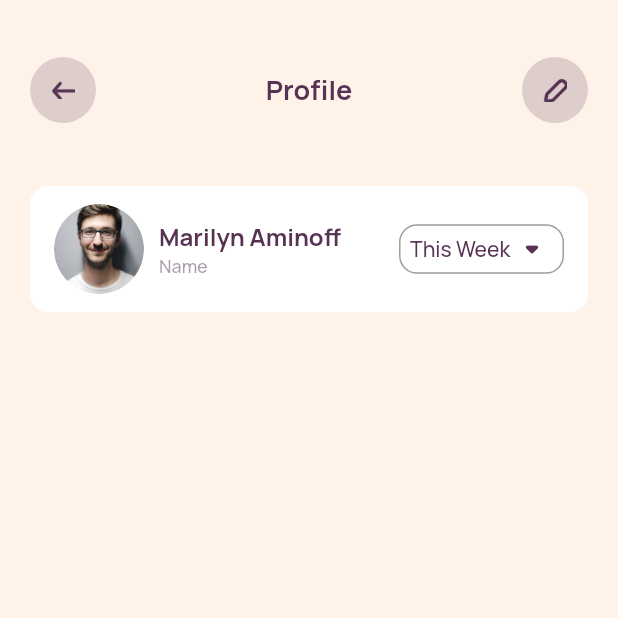
After one commit to Ripat-2345/habit_builder_app, a Flutter app: the ProfileScreen screen opened directly, on a phone screen of 412 x 824 dp, the top half of it. The commit adds this screen. Run offline on Flutter 3.47's test engine with Material 2 defaults, Android fonts, the light colour scheme and no system bars; our stand-ins replace google_fonts, introduction_screen.

Commit message:
creating profile_screen

```diff
--- a/lib/screens/course/course_screen.dart
+++ b/lib/screens/course/course_screen.dart
@@ -161,6 +161,9 @@ class _CourseScreenState extends State<CourseScreen> {
                           ),
                           child: Center(
                             child: DropdownButton(
+                              underline: DropdownButtonHideUnderline(
+                                child: Container(),
+                              ),
                               value: _popularValue,
                               isExpanded: true,
                               icon: Icon(
@@ -202,6 +205,9 @@ class _CourseScreenState extends State<CourseScreen> {
                       ),
                       child: Center(
                         child: DropdownButton(
+                          underline: DropdownButtonHideUnderline(
+                            child: Container(),
+                          ),
                           value: _filterValue,
                           isExpanded: true,
                           icon: Icon(
--- a/lib/screens/home/home_screen.dart
+++ b/lib/screens/home/home_screen.dart
@@ -1,5 +1,6 @@
 import 'package:flutter/material.dart';
 import 'package:habit_builder_app/consts.dart';
+import 'package:habit_builder_app/screens/profile/profile_screen.dart';
 import 'package:habit_builder_app/widgets/widget_app_bar.dart';
 
 class HomeScreen extends StatelessWidget {
@@ -48,12 +49,22 @@ class HomeScreen extends StatelessWidget {
                       fontWeight: FontWeight.w700,
                     ),
                   ),
-                  suffix: ClipRRect(
-                    borderRadius: BorderRadius.circular(100),
-                    child: Image.asset(
-                      "assets/images/profile_img.png",
-                      width: 44,
-                      height: 44,
+                  suffix: InkWell(
+                    onTap: () {
+                      Navigator.push(
+                        context,
+                        MaterialPageRoute(
+                          builder: (context) => const ProfileScreen(),
+                        ),
+                      );
+                    },
+                    child: ClipRRect(
+                      borderRadius: BorderRadius.circular(100),
+                      child: Image.asset(
+                        "assets/images/profile_img.png",
+                        width: 44,
+                        height: 44,
+                      ),
                     ),
                   ),
                 ),
--- /dev/null
+++ b/lib/screens/profile/profile_screen.dart
@@ -0,0 +1,177 @@
+import 'package:flutter/material.dart';
+
+import '../../consts.dart';
+import '../../widgets/widget_app_bar.dart';
+
+class ProfileScreen extends StatefulWidget {
+  const ProfileScreen({Key? key}) : super(key: key);
+
+  @override
+  State<ProfileScreen> createState() => _ProfileScreenState();
+}
+
+class _ProfileScreenState extends State<ProfileScreen> {
+  static final List _history = ['This Week', 'This Day', 'Last Week'];
+  String _historyValue = _history.first;
+
+  @override
+  Widget build(BuildContext context) {
+    return Scaffold(
+      backgroundColor: thirdColor,
+      body: Padding(
+        padding: const EdgeInsets.only(
+          left: 20,
+          top: 38,
+          right: 20,
+          bottom: 20,
+        ),
+        child: Column(
+          children: [
+            WidgetAppBar(
+              prefix: InkWell(
+                onTap: () {},
+                child: Container(
+                  width: 44,
+                  height: 44,
+                  decoration: BoxDecoration(
+                    borderRadius: BorderRadius.circular(100),
+                    color: primaryColor.withOpacity(0.2),
+                  ),
+                  child: Center(
+                    child: Image.asset(
+                      "assets/icons/back_icon.png",
+                      width: 16,
+                      height: 12,
+                    ),
+                  ),
+                ),
+              ),
+              title: Text(
+                'Profile',
+                style: manrope.copyWith(
+                  color: primaryColor,
+                  fontSize: 18,
+                  fontWeight: FontWeight.w700,
+                ),
+              ),
+              suffix: InkWell(
+                onTap: () {},
+                child: Container(
+                  width: 44,
+                  height: 44,
+                  decoration: BoxDecoration(
+                    borderRadius: BorderRadius.circular(100),
+                    color: primaryColor.withOpacity(0.2),
+                  ),
+                  child: Center(
+                    child: Image.asset(
+                      "assets/icons/edit_icon.png",
+                      width: 16,
+                      height: 16,
+                    ),
+                  ),
+                ),
+              ),
+            ),
+            const SizedBox(
+              height: 42,
+            ),
+            Container(
+              padding: const EdgeInsets.symmetric(
+                horizontal: 16,
+                vertical: 12,
+              ),
+              width: double.infinity,
+              decoration: BoxDecoration(
+                borderRadius: BorderRadius.circular(12),
+                color: Colors.white,
+              ),
+              child: Column(
+                children: [
+                  Row(
+                    children: [
+                      ClipRRect(
+                        borderRadius: BorderRadius.circular(100),
+                        child: Image.asset(
+                          "assets/images/profile_img.png",
+                          width: 60,
+                          height: 60,
+                        ),
+                      ),
+                      const SizedBox(
+                        width: 10,
+                      ),
+                      Column(
+                        crossAxisAlignment: CrossAxisAlignment.start,
+                        children: [
+                          Text(
+                            "Marilyn Aminoff",
+                            style: manrope.copyWith(
+                              color: primaryColor,
+                              fontSize: 16,
+                              fontWeight: FontWeight.w700,
+                            ),
+                          ),
+                          Text(
+                            "Name",
+                            style: manrope.copyWith(
+                              color: primaryColor.withOpacity(0.5),
+                              fontSize: 12,
+                              fontWeight: FontWeight.w500,
+                            ),
+                          ),
+                        ],
+                      ),
+                      const Spacer(),
+                      Container(
+                        width: 110,
+                        height: 33,
+                        decoration: BoxDecoration(
+                          color: Colors.white,
+                          borderRadius: BorderRadius.circular(12),
+                          border: Border.all(color: Colors.grey),
+                        ),
+                        child: Center(
+                          child: DropdownButton(
+                            underline: DropdownButtonHideUnderline(
+                              child: Container(),
+                            ),
+                            value: _historyValue,
+                            icon: Icon(
+                              Icons.arrow_drop_down_rounded,
+                              size: 28,
+                              color: primaryColor,
+                            ),
+                            borderRadius: BorderRadius.circular(12),
+                            items: _history.map((value) {
+                              return DropdownMenuItem(
+                                value: value,
+                                child: Text(
+                                  value,
+                                  style: manrope.copyWith(
+                                    color: primaryColor,
+                                    fontSize: 14,
+                                    fontWeight: FontWeight.w500,
+                                  ),
+                                ),
+                              );
+                            }).toList(),
+                            onChanged: (value) {
+                              setState(() {
+                                _historyValue = value.toString();
+                              });
+                            },
+                          ),
+                        ),
+                      ),
+                    ],
+                  ),
+                ],
+              ),
+            ),
+          ],
+        ),
+      ),
+    );
+  }
+}
```
Also changed, not shown: assets/icons/back_icon.png (added), assets/icons/edit_icon.png (added).
